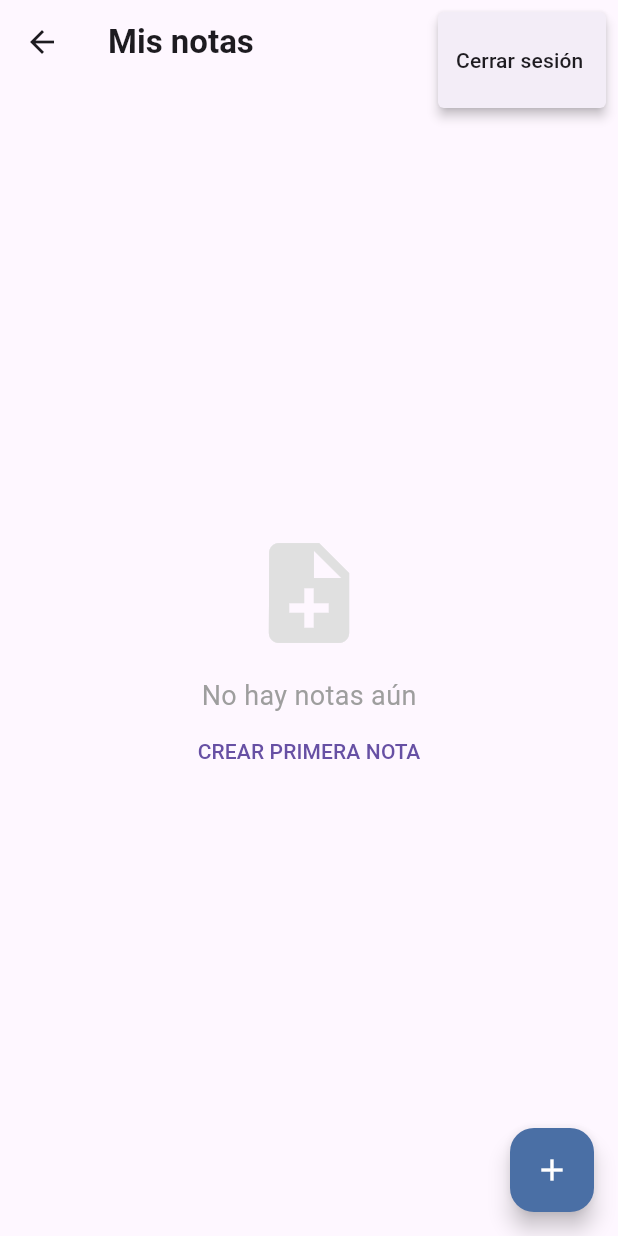
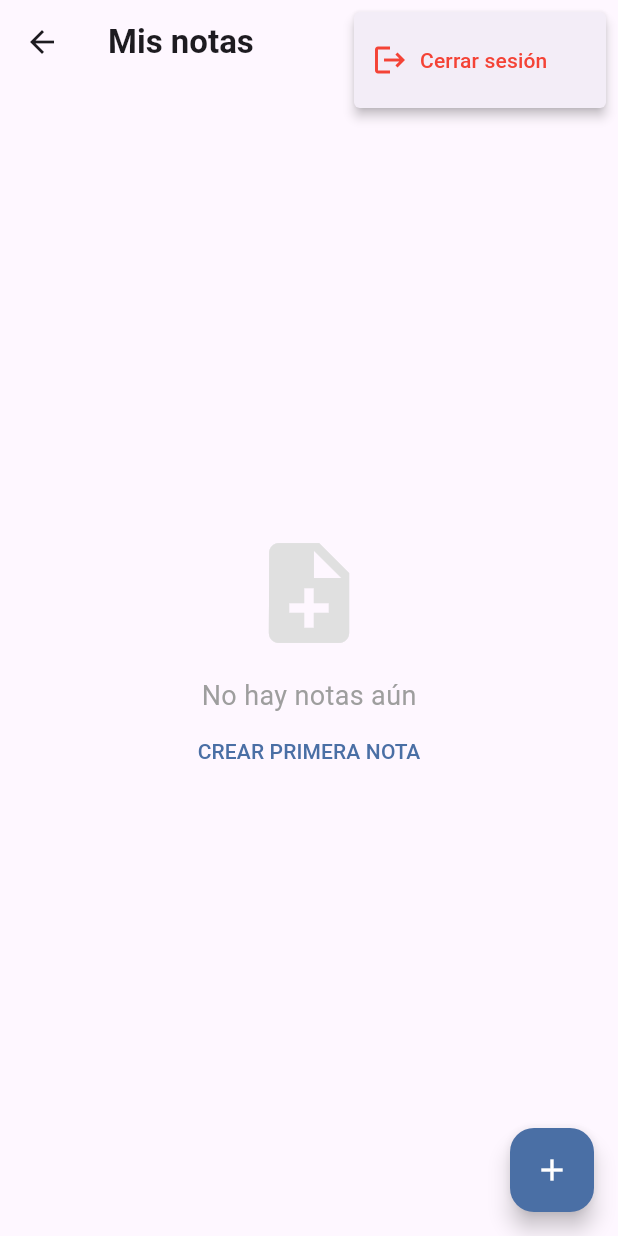
Before and after one commit to Marlon042/Notas-discretas1, a Flutter app: the HomeScreen screen opened by its route, after a tap on the "more vert" icon, on a phone screen of 412 x 824 dp. Run offline on Flutter 3.47's test engine with Material 3 defaults, Android fonts, the phone set to English and light mode, and no system bars; our stand-ins replace bloc, equatable, firebase_auth, firebase_core, flutter_bloc; accounts and stored records are empty.

Commit message:
cambios
cambios

```diff
--- a/lib/app/app_widget.dart
+++ b/lib/app/app_widget.dart
@@ -6,6 +6,7 @@ import 'package:prueba/features/auth/screens/auth_screen.dart';
 import 'package:prueba/features/auth/screens/home_screen.dart';
 import 'package:prueba/features/auth/screens/register_screen.dart';
 import 'package:prueba/features/notes/screens/note_editor_screen.dart';
+import 'package:prueba/features/profile/profile_screen.dart';
 
 class AppWidget extends StatelessWidget {
   const AppWidget({super.key});
@@ -29,6 +30,7 @@ class AppWidget extends StatelessWidget {
             '/login': (context) => const AuthScreen(),
             '/register': (context) => const RegisterScreen(),
             '/edit-note': (context) => const NoteEditorScreen(),
+            '/profile': (context) => const ProfileScreen(),
           },
         ),
       ),
--- a/lib/features/auth/bloc/auth_state.dart
+++ b/lib/features/auth/bloc/auth_state.dart
@@ -1,26 +1,30 @@
 part of 'auth_bloc.dart';
 
 abstract class AuthState extends Equatable {
-  const AuthState();
+  final User? user;
+  const AuthState({this.user});
 
   @override
-  List<Object> get props => [];
+  List<Object?> get props => [user];
 }
 
-class AuthInitial extends AuthState {}
+class AuthInitial extends AuthState {
+  const AuthInitial() : super(user: null);
+}
 
-class AuthLoading extends AuthState {}
+class AuthLoading extends AuthState {
+  const AuthLoading() : super(user: null);
+}
 
-class AuthSuccess extends AuthState {} // Para login exitoso
+class AuthSuccess extends AuthState {
+  const AuthSuccess(User user) : super(user: user);
+}
 
-class RegistrationSuccess
-    extends AuthState {} // Nuevo estado para registro exitoso
+class RegistrationSuccess extends AuthState {
+  const RegistrationSuccess(User user) : super(user: user);
+}
 
 class AuthFailure extends AuthState {
   final String error;
-
-  const AuthFailure({required this.error});
-
-  @override
-  List<Object> get props => [error];
+  const AuthFailure(this.error) : super(user: null);
 }
--- a/lib/features/auth/screens/home_screen.dart
+++ b/lib/features/auth/screens/home_screen.dart
@@ -1,4 +1,3 @@
-// lib/features/notes/screens/home_screen.dart
 import 'package:flutter/material.dart';
 import 'package:flutter_bloc/flutter_bloc.dart';
 import 'package:prueba/features/auth/bloc/auth_bloc.dart';
@@ -15,16 +14,37 @@ class HomeScreen extends StatelessWidget {
           style: TextStyle(fontWeight: FontWeight.bold),
         ),
         actions: [
+          // Botón de búsqueda
           IconButton(
             icon: const Icon(Icons.search),
             onPressed: () => Navigator.pushNamed(context, '/search'),
+            tooltip: 'Buscar notas',
           ),
-          PopupMenuButton(
+
+          // Botón de perfil
+          IconButton(
+            icon: const Icon(Icons.person_outline),
+            onPressed: () => Navigator.pushNamed(context, '/profile'),
+            tooltip: 'Mi perfil',
+          ),
+
+          // Menú desplegable (con logout)
+          PopupMenuButton<String>(
+            icon: const Icon(Icons.more_vert),
             itemBuilder:
                 (context) => [
                   const PopupMenuItem(
                     value: 'logout',
-                    child: Text('Cerrar sesión'),
+                    child: Row(
+                      children: [
+                        Icon(Icons.logout, color: Colors.red),
+                        SizedBox(width: 8),
+                        Text(
+                          'Cerrar sesión',
+                          style: TextStyle(color: Colors.red),
+                        ),
+                      ],
+                    ),
                   ),
                 ],
             onSelected: (value) {
@@ -36,11 +56,16 @@ class HomeScreen extends StatelessWidget {
           ),
         ],
       ),
+
+      // Botón flotante para crear notas
       floatingActionButton: FloatingActionButton(
         backgroundColor: const Color(0xFF4A6FA5),
+        onPressed: () => Navigator.pushNamed(context, '/edit-note'),
+        tooltip: 'Crear nueva nota',
         child: const Icon(Icons.add, color: Colors.white),
-        onPressed: () => Navigator.pushNamed(context, '/edit-note'),
       ),
+
+      // Contenido principal
       body: Center(
         child: Column(
           mainAxisAlignment: MainAxisAlignment.center,
@@ -53,7 +78,10 @@ class HomeScreen extends StatelessWidget {
             ),
             TextButton(
               onPressed: () => Navigator.pushNamed(context, '/edit-note'),
-              child: const Text('CREAR PRIMERA NOTA'),
+              child: const Text(
+                'CREAR PRIMERA NOTA',
+                style: TextStyle(color: Color(0xFF4A6FA5)),
+              ),
             ),
           ],
         ),
--- a/pubspec.yaml
+++ b/pubspec.yaml
@@ -73,6 +73,7 @@ flutter:
 
   assets:
     - assets/images/flutter_logo.png
+    - assets/images/default_avatar.jpeg
 
   # An image asset can refer to one or more resolution-specific "variants", see
   # https://flutter.dev/to/resolution-aware-images
```
Also changed, not shown: lib/features/auth/bloc/auth_bloc.dart (+7 -7 lines), lib/features/profile/profile_screen.dart (added, +103 -0 lines), assets/images/default_avatar.jpeg (added), flutter_02.png (added).
